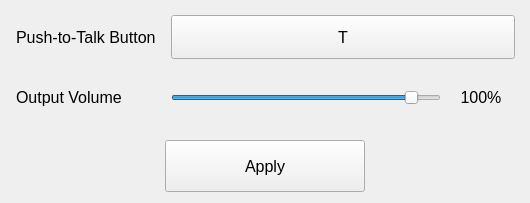
Qt form src/View/SettingsWindow/settingswindow.ui (Flone-dnb/Silent) before a commit.
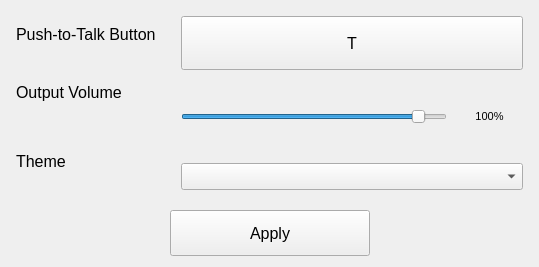
The same form after that commit.

Commit message: Added 'classic' theme.

Diff of the .ui file:
```diff
--- a/src/View/SettingsWindow/settingswindow.ui
+++ b/src/View/SettingsWindow/settingswindow.ui
@@ -6,8 +6,8 @@
    <rect>
     <x>0</x>
     <y>0</y>
-    <width>530</width>
-    <height>203</height>
+    <width>539</width>
+    <height>267</height>
    </rect>
   </property>
   <property name="font">
@@ -23,7 +23,10 @@
    <string notr="true"/>
   </property>
   <widget class="QWidget" name="centralwidget">
-   <layout class="QVBoxLayout" name="verticalLayout_2" stretch="70,30">
+   <layout class="QVBoxLayout" name="verticalLayout_2" stretch="80,20">
+    <property name="spacing">
+     <number>15</number>
+    </property>
     <property name="leftMargin">
      <number>11</number>
     </property>
@@ -39,7 +42,7 @@
     <item>
      <layout class="QHBoxLayout" name="horizontalLayout_3">
       <item>
-       <layout class="QVBoxLayout" name="verticalLayout_3" stretch="40,60">
+       <layout class="QVBoxLayout" name="verticalLayout_3" stretch="25,35,40">
         <property name="leftMargin">
          <number>5</number>
         </property>
@@ -54,6 +57,12 @@
         </property>
         <item>
          <widget class="QLabel" name="label">
+          <property name="sizePolicy">
+           <sizepolicy hsizetype="Preferred" vsizetype="Expanding">
+            <horstretch>0</horstretch>
+            <verstretch>0</verstretch>
+           </sizepolicy>
+          </property>
           <property name="font">
            <font>
             <family>Segoe UI</family>
@@ -70,6 +79,12 @@
         </item>
         <item>
          <widget class="QLabel" name="label_2">
+          <property name="sizePolicy">
+           <sizepolicy hsizetype="Preferred" vsizetype="Expanding">
+            <horstretch>0</horstretch>
+            <verstretch>0</verstretch>
+           </sizepolicy>
+          </property>
           <property name="font">
            <font>
             <family>Segoe UI</family>
@@ -84,24 +99,46 @@
           </property>
          </widget>
         </item>
+        <item>
+         <widget class="QLabel" name="label_3">
+          <property name="sizePolicy">
+           <sizepolicy hsizetype="Preferred" vsizetype="Expanding">
+            <horstretch>0</horstretch>
+            <verstretch>0</verstretch>
+           </sizepolicy>
+          </property>
+		  <property name="font">
+           <font>
+            <family>Segoe UI</family>
+            <pointsize>12</pointsize>
+           </font>
+          </property>
+          <property name="frameShape">
+           <enum>QFrame::NoFrame</enum>
+          </property>
+          <property name="text">
+           <string>Theme</string>
+          </property>
+         </widget>
+        </item>
        </layout>
       </item>
       <item>
-       <layout class="QVBoxLayout" name="verticalLayout_4" stretch="40,60">
+       <layout class="QVBoxLayout" name="verticalLayout_4" stretch="25,35,40">
         <property name="spacing">
-         <number>6</number>
+         <number>9</number>
         </property>
         <property name="leftMargin">
-         <number>4</number>
+         <number>5</number>
         </property>
         <property name="topMargin">
-         <number>4</number>
+         <number>5</number>
         </property>
         <property name="rightMargin">
-         <number>4</number>
+         <number>5</number>
         </property>
         <property name="bottomMargin">
-         <number>4</number>
+         <number>5</number>
         </property>
         <item>
          <layout class="QHBoxLayout" name="horizontalLayout_2" stretch="80">
@@ -158,6 +195,11 @@
           </item>
           <item>
            <widget class="QLabel" name="label_4">
+            <property name="font">
+             <font>
+              <pointsize>8</pointsize>
+             </font>
+            </property>
             <property name="styleSheet">
              <string notr="true"/>
             </property>
@@ -171,6 +213,22 @@
           </item>
          </layout>
         </item>
+        <item>
+         <layout class="QHBoxLayout" name="horizontalLayout_5">
+          <item>
+           <widget class="QComboBox" name="comboBox_themes">
+            <property name="font">
+             <font>
+              <pointsize>12</pointsize>
+             </font>
+            </property>
+            <property name="styleSheet">
+             <string notr="true"/>
+            </property>
+           </widget>
+          </item>
+         </layout>
+        </item>
        </layout>
       </item>
      </layout>
```
Left out of the diff: 2 changed lines with no effect on the pictures. The commit also changes 11 other files.
